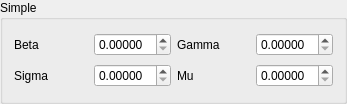
This is epipy/resources/ui/seirsimplegroupbox.ui in ckaus/EpiPy as Qt 5 draws it before an edit. The edited form follows.
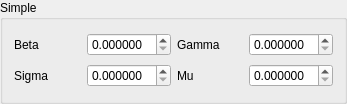
This is the edited form.

Diff of the .ui file:
```diff
--- a/epipy/resources/ui/seirsimplegroupbox.ui
+++ b/epipy/resources/ui/seirsimplegroupbox.ui
@@ -27,7 +27,7 @@
    <item row="0" column="1">
     <widget class="QDoubleSpinBox" name="beta_spin_box">
      <property name="decimals">
-      <number>5</number>
+      <number>6</number>
      </property>
      <property name="minimum">
       <double>0.000000000000000</double>
@@ -47,7 +47,7 @@
    <item row="0" column="3">
     <widget class="QDoubleSpinBox" name="gamma_spin_box">
      <property name="decimals">
-      <number>5</number>
+      <number>6</number>
      </property>
      <property name="singleStep">
       <double>0.000001000000000</double>
@@ -64,7 +64,7 @@
    <item row="1" column="1">
     <widget class="QDoubleSpinBox" name="sigma_spin_box">
      <property name="decimals">
-      <number>5</number>
+      <number>6</number>
      </property>
      <property name="singleStep">
       <double>0.000001000000000</double>
@@ -81,7 +81,10 @@
    <item row="1" column="3">
     <widget class="QDoubleSpinBox" name="mu_spin_box">
      <property name="decimals">
-      <number>5</number>
+      <number>6</number>
+     </property>
+     <property name="singleStep">
+      <double>0.000001000000000</double>
      </property>
     </widget>
    </item>
```
